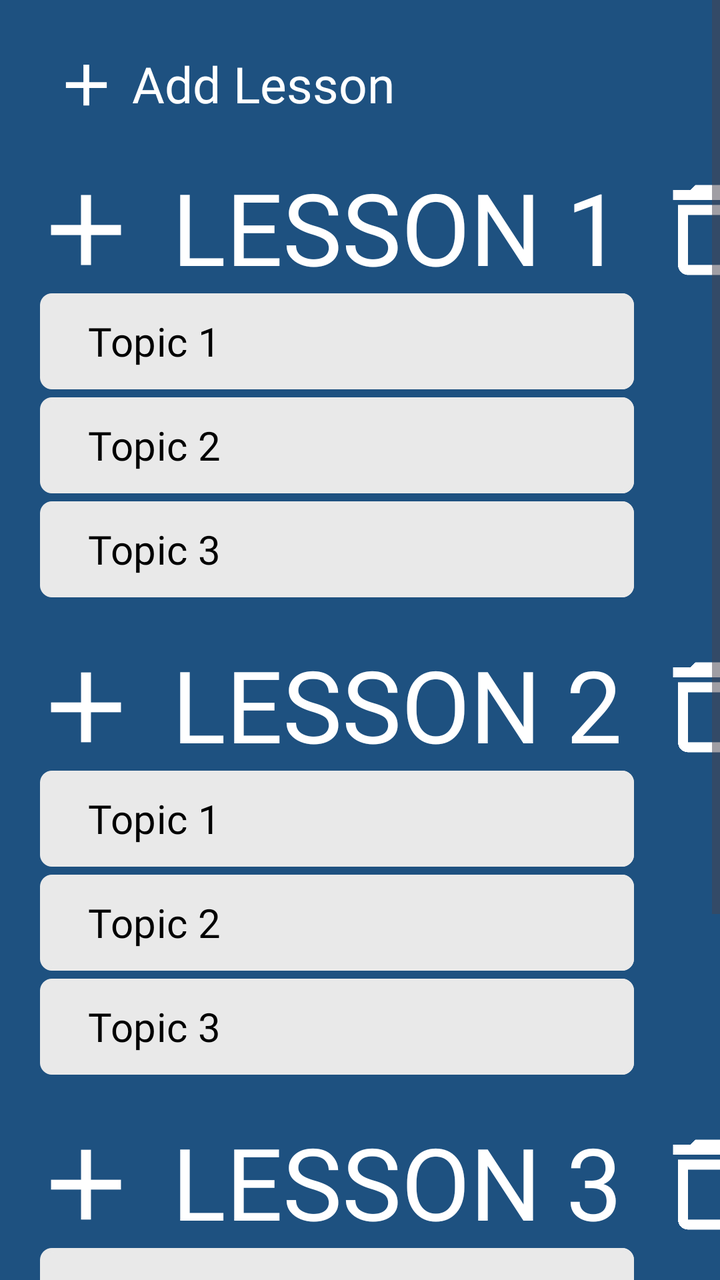
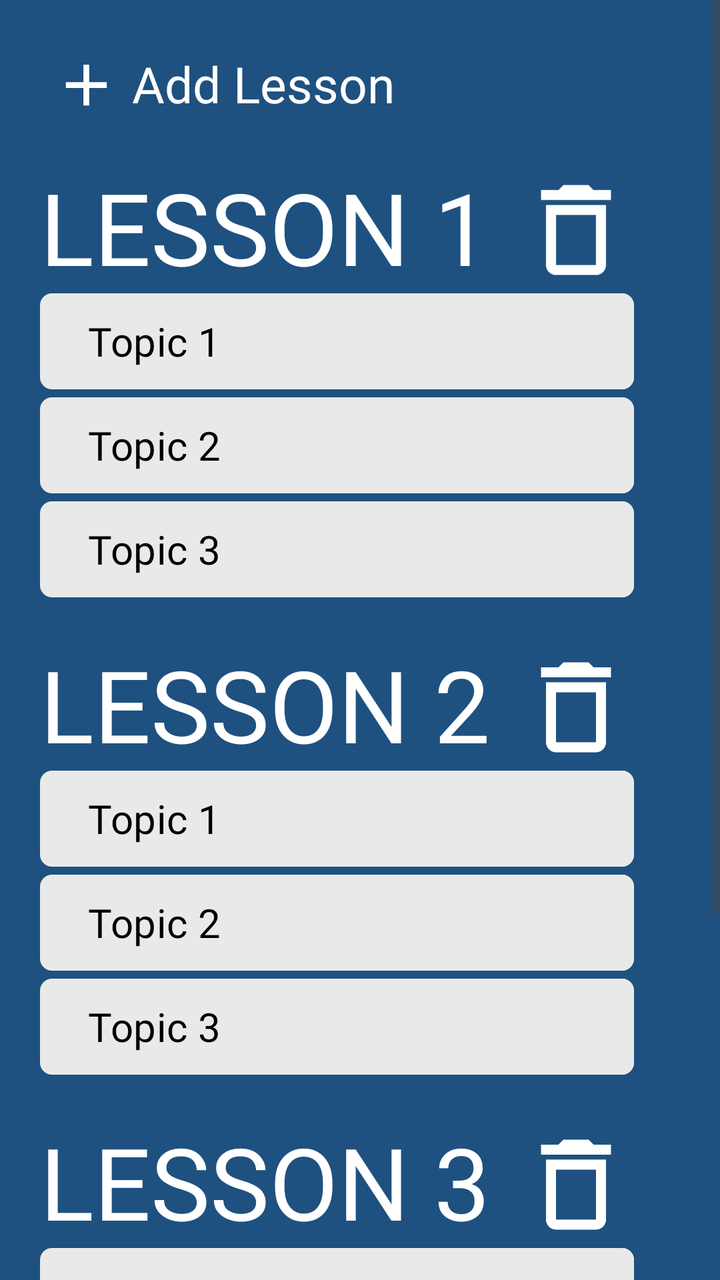

The first picture is an Android layout as it rendered before a commit; the second is the same layout after the commit. The layout source and the unified diff follow.
<!-- AndroidManifest.xml: application theme Theme.FinalsApplication -->
<!-- res/layout/lessons_page_admin2.xml -->
<?xml version="1.0" encoding="utf-8"?>
<RelativeLayout xmlns:android="http://schemas.android.com/apk/res/android"
    android:layout_width="match_parent"
    android:layout_height="match_parent"
    xmlns:tools="http://schemas.android.com/tools"
    xmlns:app="http://schemas.android.com/apk/res-auto"
    android:background="@color/ourBlue">

    <ScrollView
        android:layout_width="409dp"
        android:layout_height="729dp"
        tools:layout_editor_absoluteX="1dp"
        tools:layout_editor_absoluteY="1dp">

        <LinearLayout
            android:layout_width="match_parent"
            android:layout_height="wrap_content"
            android:orientation="vertical">

            <LinearLayout
                android:layout_width="match_parent"
                android:layout_height="match_parent"
                android:layout_alignParentTop="true"
                android:background="#1e5180">

                <ImageButton
                    android:id="@+id/addLesson"
                    android:layout_width="46dp"
                    android:layout_height="35dp"
                    android:layout_marginStart="20dp"
                    android:layout_marginTop="25dp"
                    android:background="@color/ourBlue"
                    android:scaleType="fitCenter"
                    app:srcCompat="@drawable/add_sign" />

                <TextView
                    android:id="@+id/textViewAddLesson"
                    android:layout_width="wrap_content"
                    android:layout_height="wrap_content"
                    android:layout_marginStart="0dp"
                    android:layout_marginTop="25dp"
                    android:fontFamily="@font/roboto_black"
                    android:text="Add Lesson"
                    android:textColor="@color/white"
                    android:textSize="25sp" />

            </LinearLayout>

            <LinearLayout
                android:layout_width="match_parent"
                android:layout_height="wrap_content"
                android:layout_alignParentTop="true"
                android:background="#1e5180">

                <ImageButton
                    android:id="@+id/addTopicLesson1"
                    android:layout_width="86dp"
                    android:layout_height="60dp"
                    android:layout_marginStart="0dp"
                    android:layout_marginTop="25dp"
                    android:background="@color/ourBlue"
                    android:scaleType="fitCenter"
                    app:srcCompat="@drawable/add_sign" />

                <TextView
                    android:id="@+id/textViewLesson1"
                    android:layout_width="wrap_content"
                    android:layout_height="wrap_content"
                    android:layout_marginStart="0dp"
                    android:layout_marginTop="20dp"
                    android:fontFamily="@font/roboto_black"
                    android:text="LESSON 1"
                    android:textColor="@color/white"
                    android:textSize="50sp" />

                <ImageButton
                    android:id="@+id/deleteLesson1"
                    android:layout_width="86dp"
                    android:layout_height="60dp"
                    android:layout_marginStart="0dp"
                    android:layout_marginTop="25dp"
                    android:background="@color/ourBlue"
                    android:scaleType="fitCenter"
                    app:srcCompat="@drawable/delete_trashcan" />
            </LinearLayout>

            <Button
                android:id="@+id/L1T1"
                android:layout_width="297dp"
                android:layout_height="wrap_content"
                android:layout_marginStart="20dp"
                android:text="Topic 1"
                android:textAlignment="textStart"
                android:textColor="@color/black"
                android:fontFamily="@font/roboto_regular"
                android:textSize="20sp"
                android:background="@drawable/square_button_colored_border"
                app:backgroundTint="#E9E9E9"/>

            <Button
                android:id="@+id/L1T2"
                android:layout_width="297dp"
                android:layout_height="wrap_content"
                android:layout_marginStart="20dp"
                android:layout_marginTop="4dp"
                app:backgroundTint="#E9E9E9"
                android:text="Topic 2"
                android:textAlignment="textStart"
                android:textColor="@color/black"
                android:fontFamily="@font/roboto_regular"
                android:textSize="20sp"
                android:background="@drawable/square_button_colored_border" />

            <Button
                android:id="@+id/L1T3"
                android:layout_width="297dp"
                android:layout_height="wrap_content"
                android:layout_marginStart="20dp"
                android:layout_marginTop="4dp"
                android:text="Topic 3"
                android:textAlignment="textStart"
                android:textColor="@color/black"
                android:fontFamily="@font/roboto_regular"
                android:textSize="20sp"
                android:background="@drawable/square_button_colored_border"
                app:backgroundTint="#E9E9E9"/>

            <LinearLayout
                android:layout_width="match_parent"
                android:layout_height="wrap_content"
                android:layout_alignParentTop="true"
                android:background="#1e5180">

                <ImageButton
                    android:id="@+id/addTopicLesson2"
                    android:layout_width="86dp"
                    android:layout_height="60dp"
                    android:layout_marginStart="0dp"
                    android:layout_marginTop="25dp"
                    android:background="@color/ourBlue"
                    android:scaleType="fitCenter"
                    app:srcCompat="@drawable/add_sign" />

                <TextView
                    android:id="@+id/textViewLesson2"
                    android:layout_width="wrap_content"
                    android:layout_height="wrap_content"
                    android:layout_marginStart="0dp"
                    android:layout_marginTop="20dp"
                    android:fontFamily="@font/roboto_black"
                    android:text="LESSON 2"
                    android:textColor="@color/white"
                    android:textSize="50sp" />

                <ImageButton
                    android:id="@+id/deleteLesson2"
                    android:layout_width="86dp"
                    android:layout_height="60dp"
                    android:layout_marginStart="0dp"
                    android:layout_marginTop="25dp"
                    android:background="@color/ourBlue"
                    android:scaleType="fitCenter"
                    app:srcCompat="@drawable/delete_trashcan" />
            </LinearLayout>

            <Button
                android:id="@+id/L2T1"
                android:layout_width="297dp"
                android:layout_height="wrap_content"
                android:layout_marginStart="20dp"
                android:text="Topic 1"
                android:textAlignment="textStart"
                android:textColor="@color/black"
                android:fontFamily="@font/roboto_regular"
                android:textSize="20sp"
                android:background="@drawable/square_button_colored_border"
                app:backgroundTint="#E9E9E9"/>

            <Button
                android:id="@+id/L2T2"
                android:layout_width="297dp"
                android:layout_height="wrap_content"
                android:layout_marginStart="20dp"
                android:layout_marginTop="4dp"
                android:text="Topic 2"
                android:textAlignment="textStart"
                android:textColor="@color/black"
                android:fontFamily="@font/roboto_regular"
                android:textSize="20sp"
                android:background="@drawable/square_button_colored_border"
                app:backgroundTint="#E9E9E9"/>

            <Button
                android:id="@+id/L2T3"
                android:layout_width="297dp"
                android:layout_height="wrap_content"
                android:layout_marginStart="20dp"
                android:layout_marginTop="4dp"
                android:text="Topic 3"
                android:textAlignment="textStart"
                android:textColor="@color/black"
                android:fontFamily="@font/roboto_regular"
                android:textSize="20sp"
                android:background="@drawable/square_button_colored_border"
                app:backgroundTint="#E9E9E9"/>

            <LinearLayout
                android:layout_width="match_parent"
                android:layout_height="wrap_content"
                android:layout_alignParentTop="true"
                android:background="#1e5180">

                <ImageButton
                    android:id="@+id/addTopicLesson3"
                    android:layout_width="86dp"
                    android:layout_height="60dp"
                    android:layout_marginStart="0dp"
                    android:layout_marginTop="25dp"
                    android:background="@color/ourBlue"
                    android:scaleType="fitCenter"
                    app:srcCompat="@drawable/add_sign" />

                <TextView
                    android:id="@+id/textViewLesson3"
                    android:layout_width="wrap_content"
                    android:layout_height="wrap_content"
                    android:layout_marginStart="0dp"
                    android:layout_marginTop="20dp"
                    android:fontFamily="@font/roboto_black"
                    android:text="LESSON 3"
                    android:textColor="@color/white"
                    android:textSize="50sp" />

                <ImageButton
                    android:id="@+id/deleteLesson3"
                    android:layout_width="86dp"
                    android:layout_height="60dp"
                    android:layout_marginStart="0dp"
                    android:layout_marginTop="25dp"
                    android:background="@color/ourBlue"
                    android:scaleType="fitCenter"
                    app:srcCompat="@drawable/delete_trashcan" />
            </LinearLayout>

            <Button
                android:id="@+id/L3T1"
                android:layout_width="297dp"
                android:layout_height="wrap_content"
                android:layout_marginStart="20dp"
                android:text="Topic 1"
                android:textAlignment="textStart"
                android:textColor="@color/black"
                android:fontFamily="@font/roboto_regular"
                android:textSize="20sp"
                android:background="@drawable/square_button_colored_border"
                app:backgroundTint="#E9E9E9"/>

            <Button
                android:id="@+id/L3T2"
                android:layout_width="297dp"
                android:layout_height="wrap_content"
                android:layout_marginStart="20dp"
                android:layout_marginTop="4dp"
                android:text="Topic 2"
                android:textAlignment="textStart"
                android:textColor="@color/black"
                android:fontFamily="@font/roboto_regular"
                android:textSize="20sp"
                android:background="@drawable/square_button_colored_border"
                app:backgroundTint="#E9E9E9"/>

            <Button
                android:id="@+id/L3T3"
                android:layout_width="297dp"
                android:layout_height="wrap_content"
                android:layout_marginStart="20dp"
                android:layout_marginTop="4dp"
                android:layout_marginBottom="20dp"
                android:text="Topic 3"
                android:textAlignment="textStart"
                android:textColor="@color/black"
                android:fontFamily="@font/roboto_regular"
                android:textSize="20sp"
                android:background="@drawable/square_button_colored_border"
                app:backgroundTint="#E9E9E9"/>

            <LinearLayout
                android:layout_width="match_parent"
                android:layout_height="100dip"
                android:layout_alignParentBottom="true"
                android:background="#a8b4d8">

                <ImageButton
                    android:id="@+id/imageButtonBackLP1"
                    android:layout_width="76dp"
                    android:layout_height="wrap_content"
                    android:layout_marginStart="20dp"
                    android:layout_marginTop="20dp"
                    android:layout_marginBottom="20dp"
                    android:background="?android:attr/selectableItemBackground"
                    android:scaleType="fitCenter"
                    android:src="@drawable/arrowleft" />
            </LinearLayout>
        </LinearLayout>
    </ScrollView>
</RelativeLayout>
<!-- resources referenced by this layout -->
<resources>
  <color name="black">#000000</color>
  <color name="ourBlue">#1e5180</color>
  <color name="white">#FFFFFFFF</color>
  <!-- drawable add_sign (drawable) -->
  <vector android:height="24dp" android:tint="#FFFFFF"
      android:viewportHeight="24" android:viewportWidth="24"
      android:width="24dp" xmlns:android="http://schemas.android.com/apk/res/android">
      <path android:fillColor="@android:color/white" android:pathData="M19,13h-6v6h-2v-6H5v-2h6V5h2v6h6v2z"/>
  </vector>
  <!-- drawable arrowleft: png bitmap (drawable, 16559 bytes) -->
  <!-- drawable delete_trashcan (drawable) -->
  <vector android:height="24dp" android:tint="#FFFFFF"
      android:viewportHeight="24" android:viewportWidth="24"
      android:width="24dp" xmlns:android="http://schemas.android.com/apk/res/android">
      <path android:fillColor="@android:color/white" android:pathData="M6,19c0,1.1 0.9,2 2,2h8c1.1,0 2,-0.9 2,-2L18,7L6,7v12zM8,9h8v10L8,19L8,9zM15.5,4l-1,-1h-5l-1,1L5,4v2h14L19,4z"/>
  </vector>
  <!-- drawable square_button_colored_border (drawable) -->
  <?xml version="1.0" encoding="utf-8"?>
  <layer-list xmlns:android="http://schemas.android.com/apk/res/android">
  
      <item>
          <shape>
              <corners android:radius="6dp" />
              <solid android:color="#e9e9e9" />
          </shape>
      </item>
  
      <item
          android:left="34dp">
  
          <shape>
              <solid android:color="#e9e9e9" />
              <corners android:radius="6dp"
                  android:topRightRadius="6dp"
                  android:topLeftRadius="5dp"
                  android:bottomRightRadius="6dp"
                  android:bottomLeftRadius="0dp"/>
          </shape>
      </item>
      <item>
          <shape>
              
              <corners android:radius="6dp" />
              <solid android:color="@android:color/transparent" />
              <stroke
                  android:width="2dp"
                  android:color="#000000" />
          </shape>
      </item>
  </layer-list>
  <style name="Theme.FinalsApplication" parent="Base.Theme.FinalsApplication" />
  <style name="Base.Theme.FinalsApplication" parent="Theme.Material3.DayNight.NoActionBar">
          
          
      </style>
</resources>

<!-- the commit's change to res/layout/lessons_page_admin2.xml (unified diff, before → after) -->
@@ -52,21 +52,11 @@
                 android:layout_alignParentTop="true"
                 android:background="#1e5180">
 
-                <ImageButton
-                    android:id="@+id/addTopicLesson1"
-                    android:layout_width="86dp"
-                    android:layout_height="60dp"
-                    android:layout_marginStart="0dp"
-                    android:layout_marginTop="25dp"
-                    android:background="@color/ourBlue"
-                    android:scaleType="fitCenter"
-                    app:srcCompat="@drawable/add_sign" />
-
                 <TextView
                     android:id="@+id/textViewLesson1"
                     android:layout_width="wrap_content"
                     android:layout_height="wrap_content"
-                    android:layout_marginStart="0dp"
+                    android:layout_marginStart="20dp"
                     android:layout_marginTop="20dp"
                     android:fontFamily="@font/roboto_black"
                     android:text="LESSON 1"
@@ -131,21 +121,11 @@
                 android:layout_alignParentTop="true"
                 android:background="#1e5180">
 
-                <ImageButton
-                    android:id="@+id/addTopicLesson2"
-                    android:layout_width="86dp"
-                    android:layout_height="60dp"
-                    android:layout_marginStart="0dp"
-                    android:layout_marginTop="25dp"
-                    android:background="@color/ourBlue"
-                    android:scaleType="fitCenter"
-                    app:srcCompat="@drawable/add_sign" />
-
                 <TextView
                     android:id="@+id/textViewLesson2"
                     android:layout_width="wrap_content"
                     android:layout_height="wrap_content"
-                    android:layout_marginStart="0dp"
+                    android:layout_marginStart="20dp"
                     android:layout_marginTop="20dp"
                     android:fontFamily="@font/roboto_black"
                     android:text="LESSON 2"
@@ -210,21 +190,11 @@
                 android:layout_alignParentTop="true"
                 android:background="#1e5180">
 
-                <ImageButton
-                    android:id="@+id/addTopicLesson3"
-                    android:layout_width="86dp"
-                    android:layout_height="60dp"
-                    android:layout_marginStart="0dp"
-                    android:layout_marginTop="25dp"
-                    android:background="@color/ourBlue"
-                    android:scaleType="fitCenter"
-                    app:srcCompat="@drawable/add_sign" />
-
                 <TextView
                     android:id="@+id/textViewLesson3"
                     android:layout_width="wrap_content"
                     android:layout_height="wrap_content"
-                    android:layout_marginStart="0dp"
+                    android:layout_marginStart="20dp"
                     android:layout_marginTop="20dp"
                     android:fontFamily="@font/roboto_black"
                     android:text="LESSON 3"
